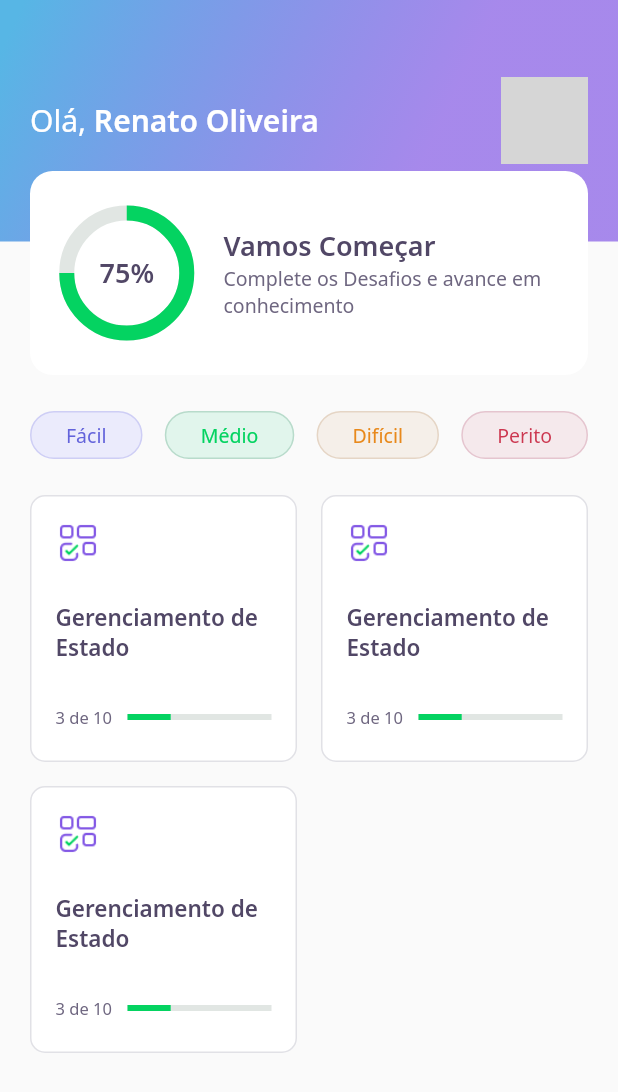
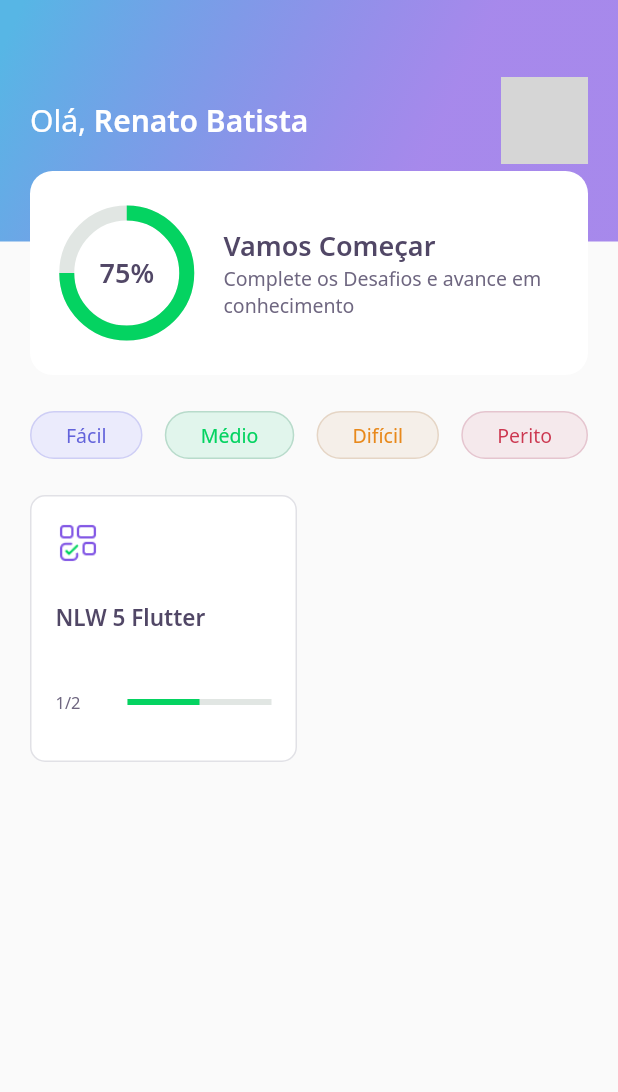
Before and after one commit to roliveira3891/devquiz, a Flutter app: the HomePage screen opened directly, on a phone screen of 412 x 824 dp. Shown: the top 1092 px of the screen. Run offline on Flutter 3.47's test engine with Material 2 defaults, Android fonts, the phone set to English and light mode, and no system bars; our stand-ins replace google_fonts; accounts and stored records are empty; network calls fail; grey boxes are pictures that could not be loaded.

Commit message:
App Mobile in Flutter for Quiz - Class 3 - Connected JSON

```diff
--- /dev/null
+++ b/assets/database/user.json
@@ -0,0 +1,5 @@
+{
+    "name": "Renato Batista",
+    "score": 75,
+    "photoUrl": "https://avatars.githubusercontent.com/u/18336378?v=4"
+}
--- a/lib/core/app_widget.dart
+++ b/lib/core/app_widget.dart
@@ -5,6 +5,9 @@ import 'package:flutter/material.dart';
 class AppWidget extends StatelessWidget {
   @override
   Widget build(BuildContext context) {
-    return MaterialApp(title: "DevQuiz", home: ChallengePage());
+    return MaterialApp(
+      title: "DevQuiz",
+      home: HomePage(),
+    );
   }
 }
--- /dev/null
+++ b/lib/home/home_controller.dart
@@ -0,0 +1,32 @@
+import 'package:devquiz/core/app_images.dart';
+import 'package:devquiz/home/home_repository.dart';
+import 'package:devquiz/home/home_state.dart';
+import 'package:devquiz/shared/models/awnser_model.dart';
+import 'package:devquiz/shared/models/question_model.dart';
+import 'package:devquiz/shared/models/quiz_model.dart';
+import 'package:devquiz/shared/models/user_model.dart';
+import 'package:flutter/foundation.dart';
+
+class HomeController {
+  final stateNotifier = ValueNotifier<HomeState>(HomeState.empty);
+
+  set state(HomeState state) => stateNotifier.value = state;
+  HomeState get state => stateNotifier.value;
+
+  UserModel? user;
+  List<QuizModel>? quizzes;
+
+  final repository = HomeRepository();
+
+  void getUser() async {
+    state = HomeState.loading;
+    user = await repository.getUser();
+    state = HomeState.success;
+  }
+
+  void getQuizzes() async {
+    state = HomeState.loading;
+    quizzes = await repository.getQuizzes();
+    state = HomeState.success;
+  }
+}
--- a/lib/home/home_page.dart
+++ b/lib/home/home_page.dart
@@ -1,3 +1,7 @@
+import 'package:devquiz/challenge/widgets/quiz/quiz_widget.dart';
+import 'package:devquiz/core/app_colors.dart';
+import 'package:devquiz/home/home_controller.dart';
+import 'package:devquiz/home/home_state.dart';
 import 'package:devquiz/home/widgets/appbar/app_bar_widget.dart';
 import 'package:devquiz/home/widgets/level_button/level_button_widget.dart';
 import 'package:devquiz/home/widgets/quiz_card/quiz_card_widget.dart';
@@ -11,10 +15,26 @@ class HomePage extends StatefulWidget {
 }
 
 class _HomePageState extends State<HomePage> {
+  final controller = HomeController();
+
+  @override
+  void initState() {
+    super.initState();
+
+    controller.getQuizzes();
+    controller.getUser();
+    controller.stateNotifier.addListener(() {
+      setState(() {});
+    });
+  }
+
   @override
   Widget build(BuildContext context) {
+    if (controller.state == HomeState.success) {
       return Scaffold(
-      appBar: AppBarWidget(),
+        appBar: AppBarWidget(
+          user: controller.user!,
+        ),
         body: Padding(
           padding: const EdgeInsets.symmetric(horizontal: 20),
           child: Column(
@@ -47,16 +67,30 @@ class _HomePageState extends State<HomePage> {
                   crossAxisSpacing: 16,
                   mainAxisSpacing: 16,
                   crossAxisCount: 2,
-                children: [
-                  QuizCardWidget(),
-                  QuizCardWidget(),
-                  QuizCardWidget(),
-                ],
+                  children: controller.quizzes!
+                      .map(
+                        (e) => QuizCardWidget(
+                          title: e.title,
+                          percent: e.questionAnswered / e.questions.length,
+                          completed:
+                              "${e.questionAnswered}/${e.questions.length}",
+                        ),
+                      )
+                      .toList(),
                 ),
               ),
             ],
           ),
         ),
       );
+    } else {
+      return Scaffold(
+        body: Center(
+          child: CircularProgressIndicator(
+            valueColor: AlwaysStoppedAnimation<Color>(AppColors.darkGreen),
+          ),
+        ),
+      );
     }
   }
+}
--- /dev/null
+++ b/lib/home/home_state.dart
@@ -0,0 +1 @@
+enum HomeState { success, loading, error, empty }
--- a/lib/home/widgets/appbar/app_bar_widget.dart
+++ b/lib/home/widgets/appbar/app_bar_widget.dart
@@ -1,9 +1,12 @@
 import 'package:devquiz/core/core.dart';
 import 'package:devquiz/home/widgets/score_card/score_card_widget.dart';
+import 'package:devquiz/shared/models/user_model.dart';
 import 'package:flutter/cupertino.dart';
 
 class AppBarWidget extends PreferredSize {
-  AppBarWidget()
+  final UserModel user;
+
+  AppBarWidget({required this.user})
       : super(
           preferredSize: Size.fromHeight(250),
           child: Container(
@@ -26,7 +29,7 @@ class AppBarWidget extends PreferredSize {
                           style: AppTextStyles.title,
                           children: [
                             TextSpan(
-                              text: "Renato Oliveira",
+                              text: user.name,
                               style: AppTextStyles.titleBold,
                             ),
                           ],
@@ -39,7 +42,7 @@ class AppBarWidget extends PreferredSize {
                           borderRadius: BorderRadius.circular(10),
                           image: DecorationImage(
                             image: NetworkImage(
-                              'https://avatars.githubusercontent.com/u/18336378?v=4',
+                              user.photoUrl,
                             ),
                           ),
                         ),
--- a/lib/home/widgets/quiz_card/quiz_card_widget.dart
+++ b/lib/home/widgets/quiz_card/quiz_card_widget.dart
@@ -5,7 +5,15 @@ import 'package:devquiz/shared/widgets/progress_indicator/progress_indicator_wid
 import 'package:flutter/material.dart';
 
 class QuizCardWidget extends StatelessWidget {
-  const QuizCardWidget({Key? key}) : super(key: key);
+  const QuizCardWidget(
+      {Key? key,
+      required this.title,
+      required this.completed,
+      required this.percent})
+      : super(key: key);
+  final String title;
+  final String completed;
+  final double percent;
 
   @override
   Widget build(BuildContext context) {
@@ -32,7 +40,7 @@ class QuizCardWidget extends StatelessWidget {
             height: 24,
           ),
           Text(
-            "Gerenciamento de Estado",
+            title,
             style: AppTextStyles.heading15,
           ),
           SizedBox(
@@ -44,13 +52,13 @@ class QuizCardWidget extends StatelessWidget {
                 Expanded(
                   flex: 1,
                   child: Text(
-                    "3 de 10",
+                    completed,
                     style: AppTextStyles.body11,
                   ),
                 ),
                 Expanded(
                   flex: 2,
-                  child: ProgressIndicatorWidget(value: 0.3),
+                  child: ProgressIndicatorWidget(value: percent),
                 ),
               ],
             ),
--- a/lib/shared/models/quiz_model.dart
+++ b/lib/shared/models/quiz_model.dart
@@ -1,19 +1,65 @@
+import 'dart:convert';
+
 import 'package:devquiz/shared/models/question_model.dart';
 
 enum Level { facil, medio, dificil, perito }
 
+extension LeveStringExt on String {
+  Level get parse => {
+        "facil": Level.facil,
+        "medio": Level.medio,
+        "dificil": Level.dificil,
+        "perito": Level.perito
+      }[this]!;
+}
+
+extension LeveExt on Level {
+  String get parse => {
+        Level.facil: "facil",
+        Level.medio: "medio",
+        Level.dificil: "dificil",
+        Level.perito: "perito"
+      }[this]!;
+}
+
 class QuizModel {
   final String title;
-  final List<QuestionModel> question;
+  final List<QuestionModel> questions;
   final int questionAnswered;
   final String imagem;
   final Level level;
 
   QuizModel({
     required this.title,
-    required this.question,
+    required this.questions,
     this.questionAnswered = 0,
     required this.imagem,
     required this.level,
   });
+
+  Map<String, dynamic> toMap() {
+    return {
+      'title': title,
+      'questions': questions.map((x) => x.toMap()).toList(),
+      'questionAnswered': questionAnswered,
+      'imagem': imagem,
+      'level': level.parse,
+    };
+  }
+
+  factory QuizModel.fromMap(Map<String, dynamic> map) {
+    return QuizModel(
+      title: map['title'],
+      questions: List<QuestionModel>.from(
+          map['questions']?.map((x) => QuestionModel.fromMap(x))),
+      questionAnswered: map['questionAnswered'],
+      imagem: map['imagem'],
+      level: map['level'].toString().parse,
+    );
+  }
+
+  String toJson() => json.encode(toMap());
+
+  factory QuizModel.fromJson(String source) =>
+      QuizModel.fromMap(json.decode(source));
 }
--- a/lib/shared/models/user_model.dart
+++ b/lib/shared/models/user_model.dart
@@ -1,3 +1,5 @@
+import 'dart:convert';
+
 class UserModel {
   final String name;
   final String photoUrl;
@@ -6,6 +8,27 @@ class UserModel {
   UserModel({
     required this.name,
     required this.photoUrl,
-    required this.score,
+    this.score = 0,
   });
+
+  Map<String, dynamic> toMap() {
+    return {
+      'name': name,
+      'photoUrl': photoUrl,
+      'score': score,
+    };
+  }
+
+  factory UserModel.fromMap(Map<String, dynamic> map) {
+    return UserModel(
+      name: map['name'],
+      photoUrl: map['photoUrl'],
+      score: map['score'],
+    );
+  }
+
+  String toJson() => json.encode(toMap());
+
+  factory UserModel.fromJson(String source) =>
+      UserModel.fromMap(json.decode(source));
 }
--- a/lib/shared/widgets/progress_indicator/progress_indicator_widget.dart
+++ b/lib/shared/widgets/progress_indicator/progress_indicator_widget.dart
@@ -9,7 +9,7 @@ class ProgressIndicatorWidget extends StatelessWidget {
   @override
   Widget build(BuildContext context) {
     return LinearProgressIndicator(
-      value: 0.3,
+      value: value,
       backgroundColor: AppColors.chartSecondary,
       valueColor: AlwaysStoppedAnimation<Color>(
         AppColors.chartPrimary,
--- a/pubspec.yaml
+++ b/pubspec.yaml
@@ -18,5 +18,6 @@ dev_dependencies:
 flutter:
   assets:
     - assets/images/
+    - assets/database/
 
   uses-material-design: true
```
Also changed, not shown: assets/database/quizzes.json (added, +28 -0 lines), lib/home/home_repository.dart (added, +24 -0 lines), lib/shared/models/awnser_model.dart (+21 -0 lines), lib/shared/models/question_model.dart (+22 -0 lines). Lines whose indentation alone changed are shown as unchanged.
